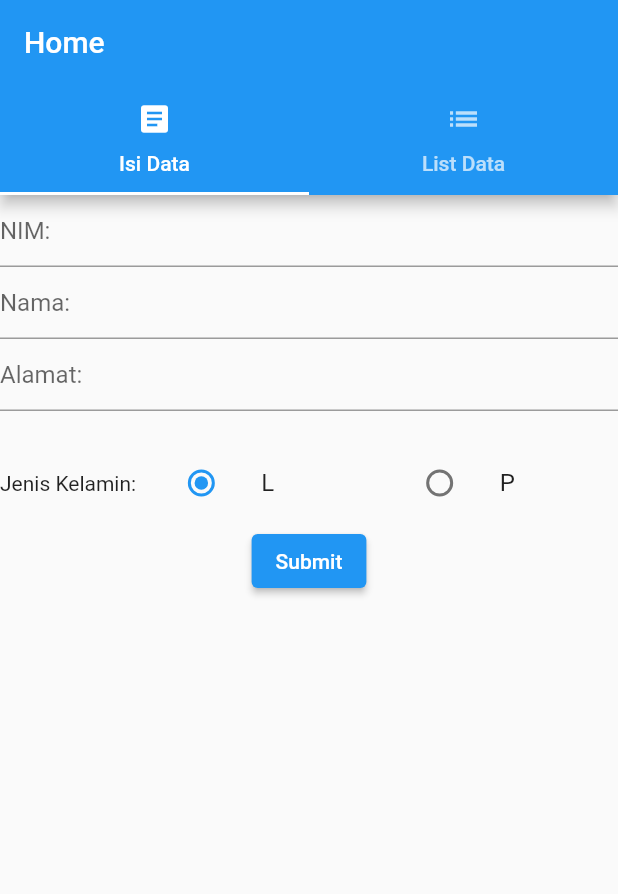
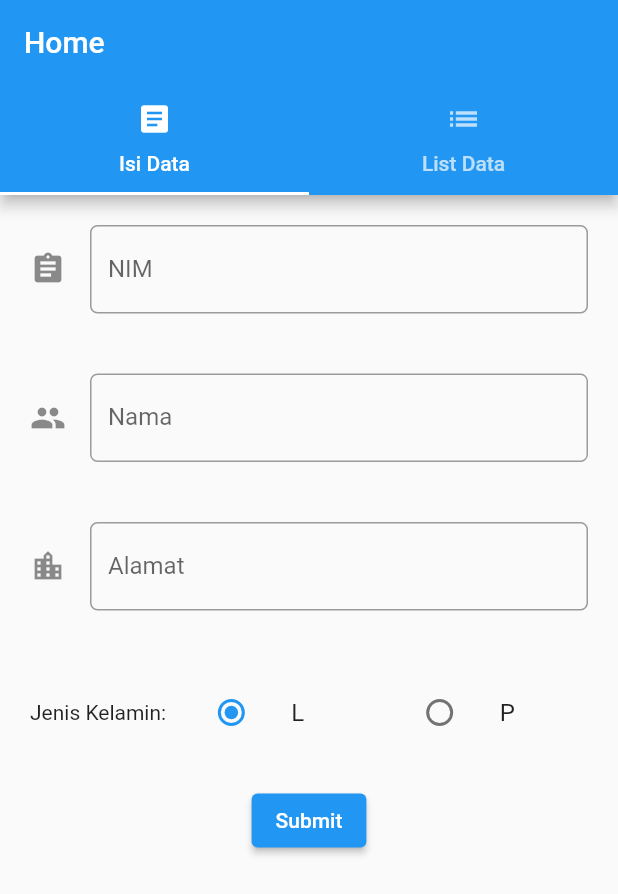
Before and after one commit to b0rnt0ber00t/campus-flutter-uas, a Flutter app: the screen it shows after launch, on a phone screen of 412 x 824 dp. Shown: the top 894 px of the screen. Run offline on Flutter 3.47's test engine with Material 2 defaults, Android fonts, the phone set to English and light mode, and no system bars; our stand-ins replace sqflite; accounts and stored records are empty.

Commit message:
[helper|page] update database helper and view form page

```diff
--- a/lib/pages/FormPage.dart
+++ b/lib/pages/FormPage.dart
@@ -1,4 +1,6 @@
 // ignore_for_file: file_names
+
+import 'dart:io';
 
 import 'package:campus_flutter_uas/DbHelper.dart';
 import 'package:flutter/material.dart';
@@ -27,50 +29,55 @@ class _CustomFormState extends State<FormPage> {
       key: _formKey,
       child: Column(
         crossAxisAlignment: CrossAxisAlignment.start,
-        children: [
-          TextFormField(
-            decoration: const InputDecoration(
-              hintText: 'NIM: ',
+        children: <Widget>[
+          Padding(
+            padding: const EdgeInsets.all(20.0),
+            child: TextFormField(
+              controller: _nim,
+              keyboardType: TextInputType.number,
+              decoration: InputDecoration(
+                hintText: "NIM",
+                labelText: 'NIM',
+                icon: const Icon(Icons.assignment),
+                border: OutlineInputBorder(
+                  borderRadius: BorderRadius.circular(5.0),
                 ),
-            validator: (value) {
-              if (value == null || value.isEmpty) {
-                return 'Please enter valid nim';
-              }
-
-              if (!RegExp(r"^[0-9]*$").hasMatch(value)) {
-                return 'Please enter valid nim';
-              }
-
-              return null;
-            },
-            controller: _nim,
               ),
-          TextFormField(
-            decoration: const InputDecoration(
-              hintText: 'Nama: ',
             ),
-            validator: (value) {
-              if (value == null || value.isEmpty) {
-                return 'Please enter valid name';
-              }
-              return null;
-            },
+          ),
+          Padding(
+            padding: const EdgeInsets.all(20.0),
+            child: TextFormField(
               controller: _name,
+              keyboardType: TextInputType.number,
+              decoration: InputDecoration(
+                hintText: "Nama",
+                labelText: 'Nama',
+                icon: const Icon(Icons.people),
+                border: OutlineInputBorder(
+                  borderRadius: BorderRadius.circular(5.0),
                 ),
-          TextFormField(
-            decoration: const InputDecoration(
-              hintText: 'Alamat: ',
               ),
-            validator: (value) {
-              if (value == null || value.isEmpty) {
-                return 'Please enter valid address';
-              }
-              return null;
-            },
+            ),
+          ),
+          Padding(
+            padding: const EdgeInsets.all(20.0),
+            child: TextFormField(
               controller: _address,
+              keyboardType: TextInputType.number,
+              decoration: InputDecoration(
+                hintText: "Alamat",
+                labelText: 'Alamat',
+                icon: const Icon(Icons.location_city),
+                border: OutlineInputBorder(
+                  borderRadius: BorderRadius.circular(5.0),
                 ),
-          const SizedBox(height: 20),
-          Row(
+              ),
+            ),
+          ),
+          Padding(
+            padding: const EdgeInsets.all(20.0),
+            child: Row(
               children: [
                 const Text('Jenis Kelamin: '),
                 Expanded(
@@ -103,13 +110,17 @@ class _CustomFormState extends State<FormPage> {
                 ),
               ],
             ),
+          ),
           Center(
             child: ElevatedButton(
               onPressed: () {
-                // Validate returns true if the form is valid, or false otherwise.
-                if (_formKey.currentState!.validate()) {
-                  // If the form is valid, display a snackbar. In the real world,
-                  // you'd often call a server or save the information in a database.
+                // validate nim
+                if (_nim.text.isEmpty ||
+                    !RegExp(r"^[0-9]*$").hasMatch(_nim.text)) {
+                  ScaffoldMessenger.of(context).showSnackBar(
+                    const SnackBar(content: Text('Please enter valid nim')),
+                  );
+                } else {
                   ScaffoldMessenger.of(context).showSnackBar(
                     const SnackBar(content: Text('Processing Data')),
                   );
@@ -119,7 +130,7 @@ class _CustomFormState extends State<FormPage> {
                           ? 'l'
                           : 'p';
 
-                  DBHelper.createItem(
+                  DbHelper.createItem(
                     int.parse(_nim.text),
                     _name.text,
                     _address.text,
```
Also changed, not shown: lib/DbHelper.dart (+14 -27 lines). Lines whose indentation alone changed are shown as unchanged.
